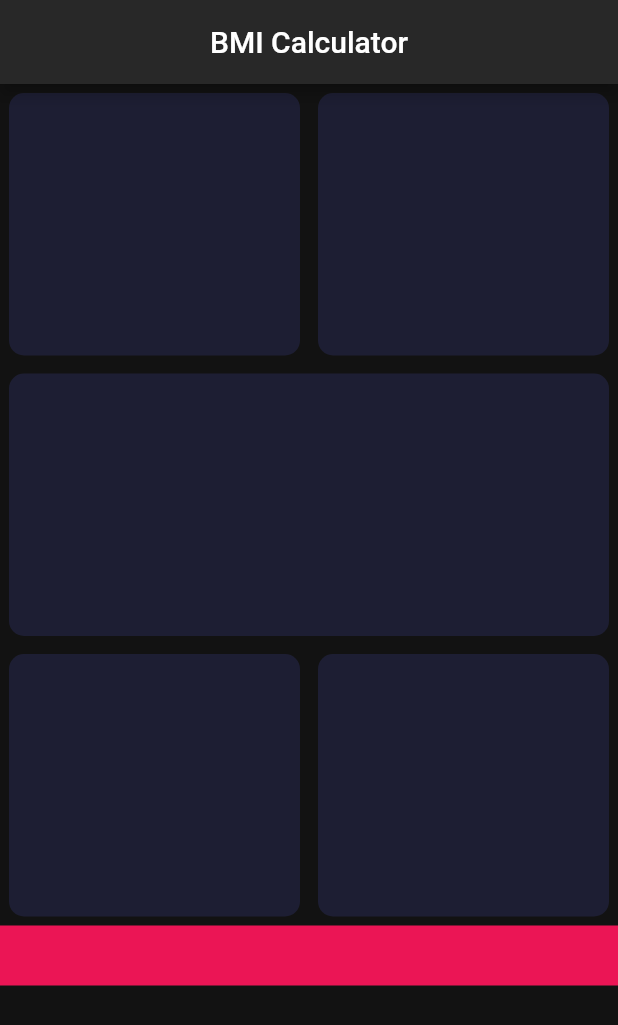
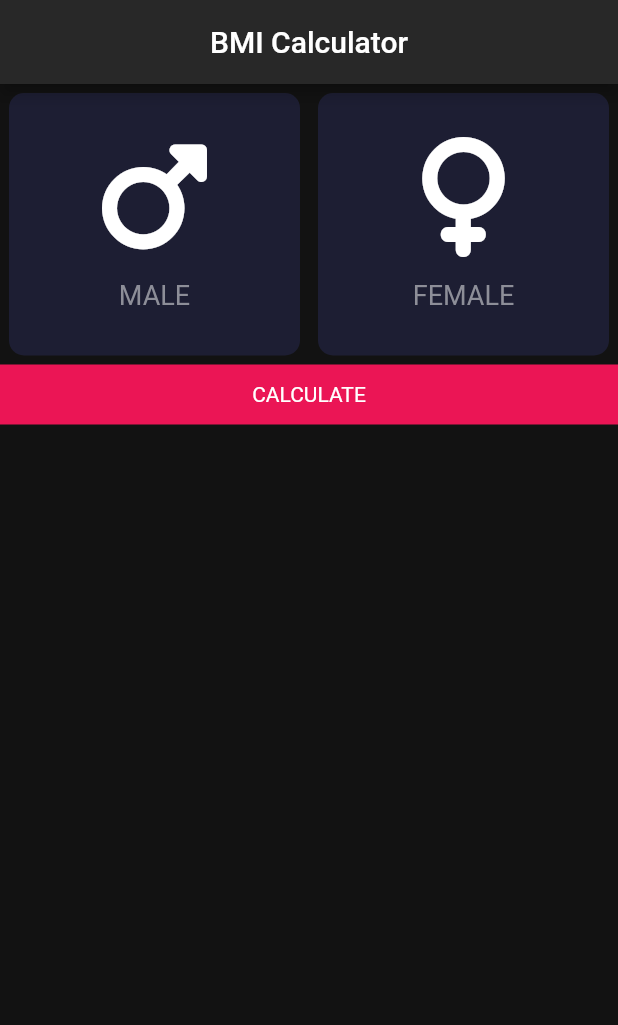
Before and after one commit to eXOffice/bmi_calculator, a Flutter app: the screen it shows after launch, on a phone screen of 412 x 824 dp. Shown: the top 1025 px of the screen. Run offline on Flutter 3.47's test engine with Material 2 defaults, Android fonts, the phone set to English and light mode, and no system bars; our stand-ins replace font_awesome_flutter.

Commit message:
add icons for male female gender with using constructor and re factored all code in each of separate class.. and create a new customized Widget !!!

```diff
--- a/lib/constants.dart
+++ b/lib/constants.dart
@@ -1,5 +1,16 @@
 import 'package:flutter/material.dart';
+import 'package:font_awesome_flutter/font_awesome_flutter.dart';
 
 const bottomContainerHeight = 40.0;
 const activeCardColor = Color(0xFF1D1E33);
 const bottomContainerColor = Color(0xFFEB1555);
+
+const maleIcon = FontAwesomeIcons.mars;
+const femaleIcon = FontAwesomeIcons.venus;
+const maleText = 'MALE';
+const femaleText = 'FEMALE';
+
+const labelTextStyle = TextStyle(
+    fontSize: 18.0,
+    color: Color(0xFF8D8E98) )
+;
--- /dev/null
+++ b/lib/icon_content.dart
@@ -0,0 +1,34 @@
+import 'package:flutter/material.dart';
+import 'constants.dart';
+
+class IconContent extends StatelessWidget {
+  const IconContent({
+    super.key,
+    required this.genderText,
+    required this.genderIcon,
+  });
+
+  final String genderText;
+  final IconData genderIcon;
+
+  @override
+  Widget build(BuildContext context) {
+    return Column (
+      mainAxisAlignment: MainAxisAlignment.center,
+      children: [
+        Icon(
+          genderIcon,
+          size: 80.0,
+          //color: Colors.red,
+        ),
+        SizedBox(
+          height: 15.0,
+        ),
+        Text(
+          genderText,
+          style: labelTextStyle,
+        )
+      ],
+    );
+  }
+}
--- a/lib/input_page.dart
+++ b/lib/input_page.dart
@@ -1,6 +1,7 @@
 import 'package:flutter/material.dart';
 import 'package:bmi_calculator/constants.dart';
-
+import 'package:bmi_calculator/reusable_card.dart';
+import 'icon_content.dart';
 
 class InputPage extends StatefulWidget {
   const InputPage({Key? key}) : super(key: key);
@@ -22,52 +23,51 @@ class _InputPageState extends State<InputPage> {
           ),
         ),
       ),
+
+
       body: Column(
         children: [
           Row(
-            children: const [
-              Expanded(child: ReUsableCard(colour: activeCardColor,)),
-              Expanded(child: ReUsableCard(colour: activeCardColor,)),
+            children:  [
+              Expanded(child: ReUsableCard(
+                  colour: activeCardColor,
+                  carChild: IconContent(genderText: maleText, genderIcon: maleIcon,),
+                )
+              ),
+              Expanded(child: ReUsableCard(
+                colour: activeCardColor,
+                carChild: IconContent(genderText: femaleText, genderIcon: femaleIcon,),
+                ),
+              )
             ],
           ),
 
           Row(
-            children: const [
-              Expanded(child: ReUsableCard(colour: activeCardColor,)),
+            children:  [
+              //Expanded(child: ReUsableCard(colour: activeCardColor,)),
             ],
           ),
           Row(
-            children: const [
-              Expanded(child: ReUsableCard(colour: activeCardColor,)),
-              Expanded(child: ReUsableCard(colour: activeCardColor,))
+            children:  [
+              //Expanded(child: ReUsableCard(colour: activeCardColor,)),
+              //Expanded(child: ReUsableCard(colour: activeCardColor, ))
             ],
           ),
           Container(
+            child: Column(
+              mainAxisAlignment: MainAxisAlignment.center,
+              children: [
+                Text(
+                  'CALCULATE'
+                )
+              ],
+            ),
             width: double.infinity,
             height: bottomContainerHeight,
             color: bottomContainerColor
-          )
+          ),
         ],
       )
     );
   }
 }
-
-class ReUsableCard extends StatelessWidget {
-
-  const ReUsableCard({super.key, required this.colour});
-  final Color colour;
-  @override
-  Widget build(BuildContext context) {
-    return Container(
-      height: 175.0,
-      width: 140.0,
-      margin: const EdgeInsets.all(6.0),
-      decoration: BoxDecoration(
-          borderRadius: BorderRadius.circular(10.0),
-          //borderRadius: BorderRadius.all(Radius.circular(15.0)), //same
-        color: colour//Color(0xFF1D1E33),
-      ),
-    );
-  }
-}
--- /dev/null
+++ b/lib/reusable_card.dart
@@ -0,0 +1,22 @@
+import 'package:flutter/material.dart';
+
+class ReUsableCard extends StatelessWidget {
+
+  const ReUsableCard({super.key,  required this.colour, required this.carChild});
+  final Color colour;
+  final Widget carChild;
+  @override
+  Widget build(BuildContext context) {
+    return Container(
+      height: 175.0,
+      width: 140.0,
+      margin: const EdgeInsets.all(6.0),
+      decoration: BoxDecoration(
+          borderRadius: BorderRadius.circular(10.0),
+          //borderRadius: BorderRadius.all(Radius.circular(15.0)), //same
+          color: colour//Color(0xFF1D1E33),
+      ),
+      child: carChild,
+    );
+  }
+}
--- a/pubspec.yaml
+++ b/pubspec.yaml
@@ -35,6 +35,7 @@ dependencies:
   # The following adds the Cupertino Icons font to your application.
   # Use with the CupertinoIcons class for iOS style icons.
   cupertino_icons: ^1.0.2
+  font_awesome_flutter: ^10.4.0
 
 dev_dependencies:
   flutter_test:
```
Also changed, not shown: img_1.png (added), pubspec.lock, 1 other file.
